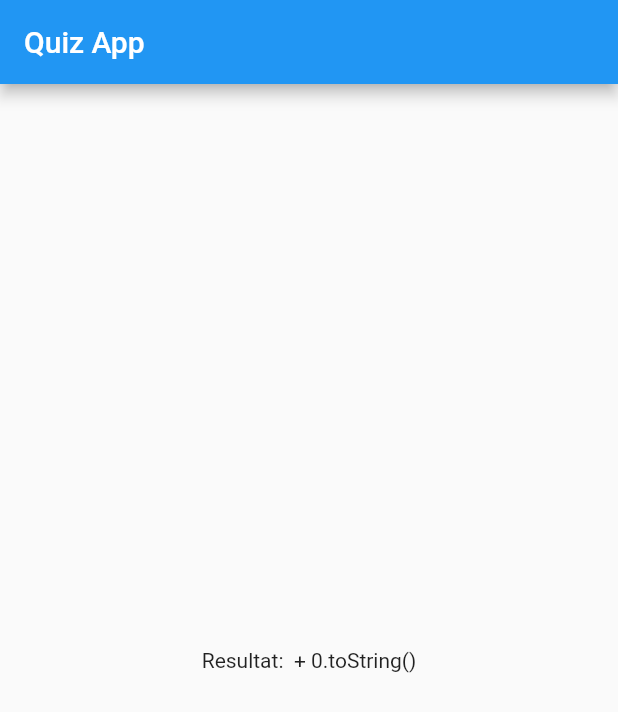
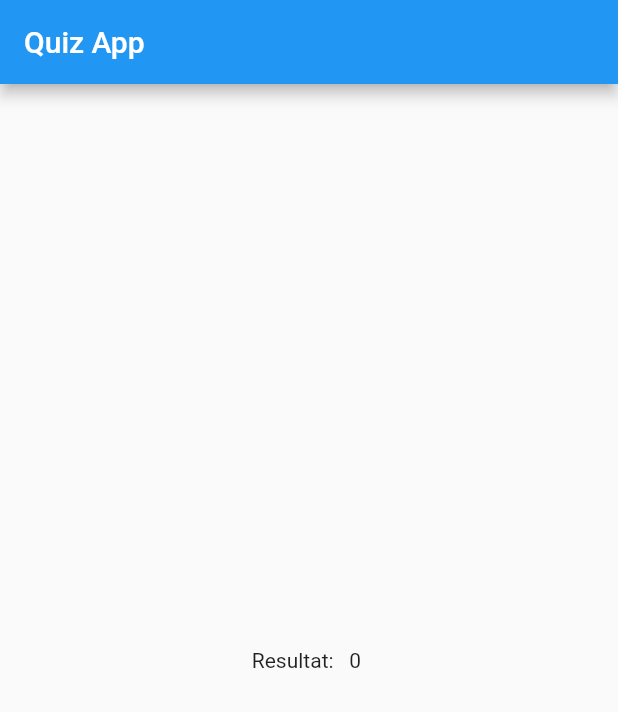
Before and after one commit to adelguen/flutterwork, a Flutter app: the screen it shows after launch, after a tap on "javascript", after a tap on "Component", after a tap on "2010", on a phone screen of 412 x 824 dp. Shown: the top 712 px of the screen. Run offline on Flutter 3.47's test engine with Material 2 defaults, Android fonts, the phone set to English and light mode, and no system bars.

Commit message:
score updated
score calcul upadated et corrected

```diff
--- a/first_app/lib/main.dart
+++ b/first_app/lib/main.dart
@@ -61,7 +61,7 @@ class _MyAppState extends State<MyApp> {
 
       ): Center(
 
-        child: Text("Resultat:  + $_score.toString()"),
+        child: Text("Resultat:   $_score "),
       )
       )
 
```
